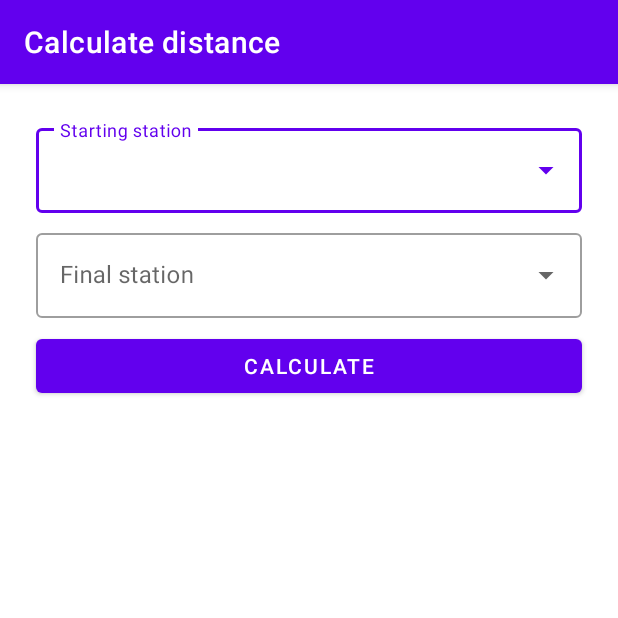
After one commit to KamilCzanik/DistanceApp, an Android app: the fragment CalculateDistanceFragment shown on its own in the app's theme, on a phone screen of 412 x 824 dp, the top half of it. The commit adds this screen. Run offline under Robolectric (Android 15) with nearby library versions, the phone set to English and light mode, and no system bars.

Commit message:
Add CalculateDistanceFragment.kt with basic layout

```diff
--- /dev/null
+++ b/app/src/main/java/xyz/czanik/distanceapp/CalculateDistanceFragment.kt
@@ -0,0 +1,23 @@
+package xyz.czanik.distanceapp
+
+import android.os.Bundle
+import android.view.LayoutInflater
+import android.view.View
+import android.view.ViewGroup
+import androidx.fragment.app.Fragment
+
+class CalculateDistanceFragment : Fragment() {
+
+    override fun onCreateView(
+        inflater: LayoutInflater, container: ViewGroup?,
+        savedInstanceState: Bundle?
+    ): View? {
+        return inflater.inflate(R.layout.fragment_calculate_distance, container, false)
+    }
+
+    companion object {
+
+        @JvmStatic
+        fun newInstance(param1: String, param2: String) = CalculateDistanceFragment()
+    }
+}
--- /dev/null
+++ b/app/src/main/res/layout/fragment_calculate_distance.xml
@@ -0,0 +1,81 @@
+<?xml version="1.0" encoding="utf-8"?>
+<androidx.constraintlayout.widget.ConstraintLayout xmlns:android="http://schemas.android.com/apk/res/android"
+    xmlns:app="http://schemas.android.com/apk/res-auto"
+    xmlns:tools="http://schemas.android.com/tools"
+    android:layout_width="match_parent"
+    android:layout_height="match_parent"
+    tools:context=".CalculateDistanceFragment"
+    >
+
+    <com.google.android.material.appbar.AppBarLayout
+        android:id="@id/appbar"
+        android:layout_width="0dp"
+        android:layout_height="wrap_content"
+        app:layout_constraintEnd_toEndOf="parent"
+        app:layout_constraintStart_toStartOf="parent"
+        app:layout_constraintTop_toTopOf="parent"
+        >
+
+        <com.google.android.material.appbar.MaterialToolbar
+            android:layout_width="match_parent"
+            android:layout_height="wrap_content"
+            app:title="@string/calculate_distance_toolbar_title"
+            />
+
+    </com.google.android.material.appbar.AppBarLayout>
+
+    <com.google.android.material.textfield.TextInputLayout
+        android:id="@+id/startStationInputLayout"
+        style="@style/Widget.MaterialComponents.TextInputLayout.OutlinedBox.ExposedDropdownMenu"
+        android:layout_width="0dp"
+        android:layout_height="wrap_content"
+        android:hint="@string/starting_station_input_hint"
+        app:endIconMode="dropdown_menu"
+        tools:ignore="missingConstraints"
+        >
+
+        <AutoCompleteTextView
+            android:layout_width="match_parent"
+            android:layout_height="wrap_content"
+            />
+    </com.google.android.material.textfield.TextInputLayout>
+
+    <com.google.android.material.textfield.TextInputLayout
+        android:id="@+id/endStationInputLayout"
+        style="@style/Widget.MaterialComponents.TextInputLayout.OutlinedBox.ExposedDropdownMenu"
+        android:layout_width="0dp"
+        android:layout_height="wrap_content"
+        android:hint="@string/final_station_input_hint"
+        app:endIconMode="dropdown_menu"
+        tools:ignore="missingConstraints"
+        >
+
+        <AutoCompleteTextView
+            android:layout_width="match_parent"
+            android:layout_height="wrap_content"
+            />
+    </com.google.android.material.textfield.TextInputLayout>
+
+    <com.google.android.material.button.MaterialButton
+        android:id="@+id/calculateDistanceButton"
+        android:layout_width="0dp"
+        android:layout_height="wrap_content"
+        android:text="@string/calculate_distance_button"
+        tools:ignore="missingConstraints"
+        />
+
+    <androidx.constraintlayout.helper.widget.Flow
+        android:layout_width="0dp"
+        android:layout_height="wrap_content"
+        android:padding="24dp"
+        app:constraint_referenced_ids="startStationInputLayout, endStationInputLayout, calculateDistanceButton"
+        app:flow_maxElementsWrap="1"
+        app:flow_verticalGap="8dp"
+        app:flow_wrapMode="chain"
+        app:layout_constraintEnd_toEndOf="parent"
+        app:layout_constraintStart_toStartOf="parent"
+        app:layout_constraintTop_toBottomOf="@id/appbar"
+        />
+
+
+</androidx.constraintlayout.widget.ConstraintLayout>
--- /dev/null
+++ b/app/src/main/res/values/ids.xml
@@ -0,0 +1,4 @@
+<?xml version="1.0" encoding="utf-8"?>
+<resources>
+    <item name="appbar" type="id" />
+</resources>
--- a/app/src/main/res/values/strings.xml
+++ b/app/src/main/res/values/strings.xml
@@ -1,5 +1,7 @@
 <resources>
     <string name="app_name">DistanceApp</string>
-    <!-- TODO: Remove or change this placeholder text -->
-    <string name="hello_blank_fragment">Hello blank fragment</string>
+    <string name="starting_station_input_hint">Starting station</string>
+    <string name="final_station_input_hint">Final station</string>
+    <string name="calculate_distance_toolbar_title">Calculate distance</string>
+    <string name="calculate_distance_button">Calculate</string>
 </resources>
--- a/app/src/main/res/values/styles.xml
+++ b/app/src/main/res/values/styles.xml
@@ -5,6 +5,9 @@
         <item name="colorPrimary">@color/colorPrimary</item>
         <item name="colorPrimaryDark">@color/colorPrimaryDark</item>
         <item name="colorAccent">@color/colorAccent</item>
+        <item name="toolbarStyle">@style/Widget.DistanceApp.Toolbar</item>
     </style>
 
+    <style name="Widget.DistanceApp.Toolbar" parent="Widget.MaterialComponents.Toolbar.Primary" />
+
 </resources>
```
